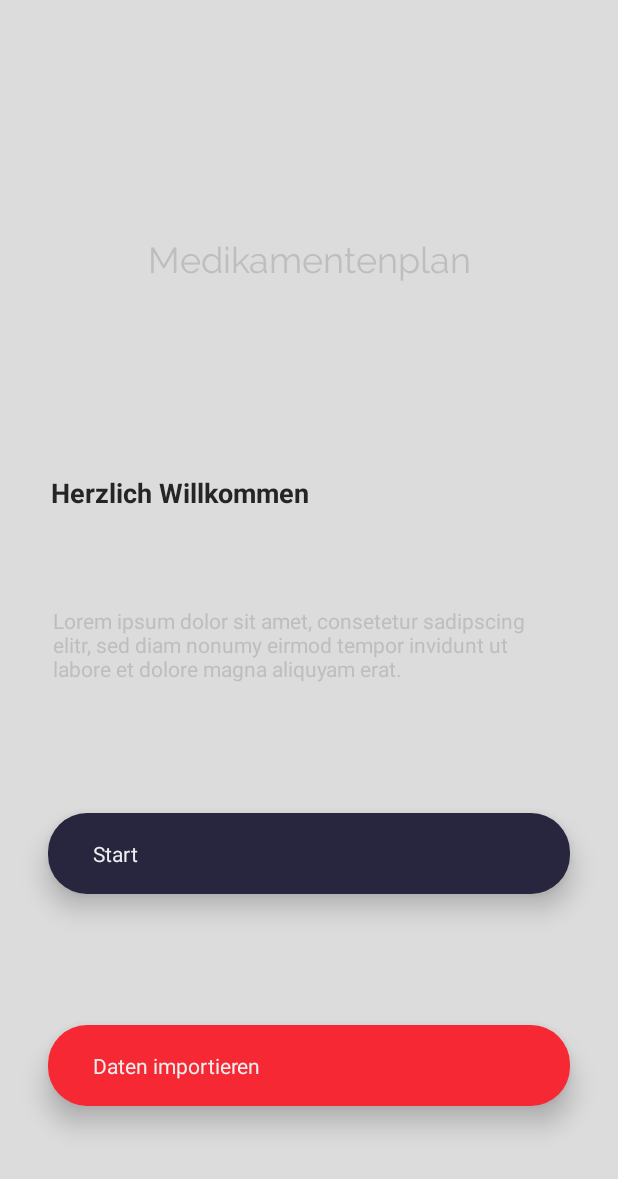
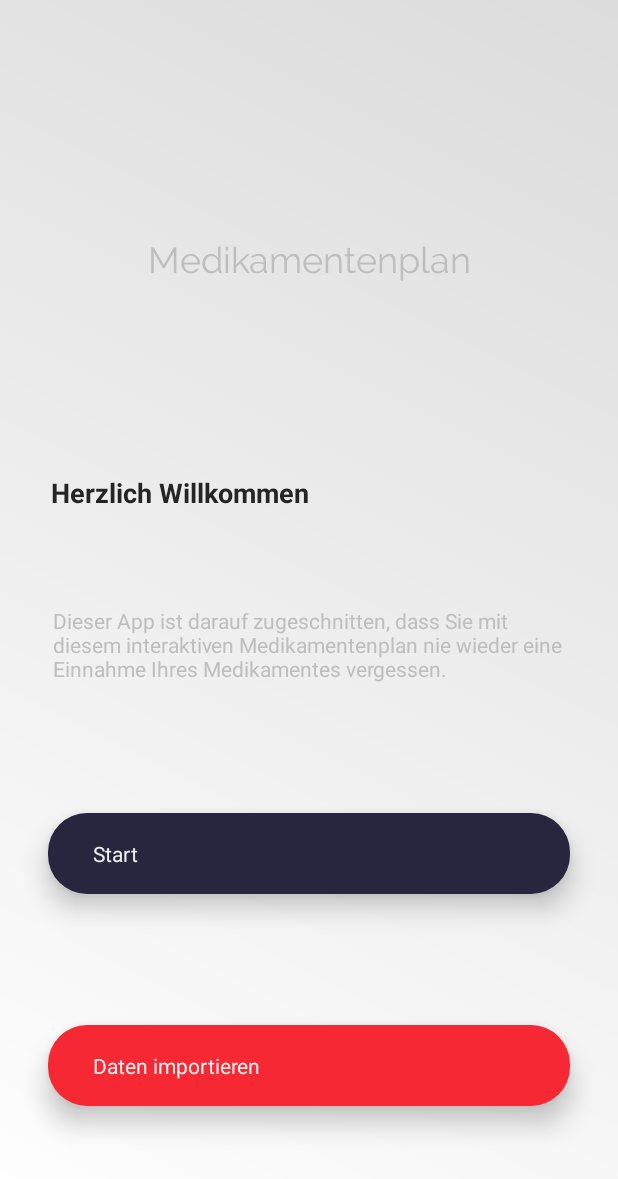
Before and after one commit to S-Eggers/MediAppSoSe2020, an Android app: the screen it shows after launch (StartActivity), on a phone screen of 412 x 824 dp. Shown: the top 1179 px of the screen. Run offline under Robolectric (Android 15) with nearby library versions, the phone set to English and light mode, and no system bars.

Commit message:
Style update, Notifications klappen immer noch nicht

```diff
--- a/src/main/res/drawable-mdpi/rounded_corner.xml
+++ b/src/main/res/drawable-mdpi/rounded_corner.xml
@@ -2,9 +2,9 @@
 <shape xmlns:android="http://schemas.android.com/apk/res/android"
     android:shape="rectangle">
     <gradient
-        android:startColor="#ffffff"
-        android:endColor="#ffffff"
-        android:angle="270"/>
+        android:startColor="#DCDCDC"
+        android:endColor="#FFFFFF"
+        android:angle="90"/>
 
     <corners
         android:topLeftRadius="26dp"
--- /dev/null
+++ b/src/main/res/drawable-xhdpi/gradient_grey.xml
@@ -0,0 +1,11 @@
+<?xml version="1.0" encoding="utf-8"?>
+<shape xmlns:android="http://schemas.android.com/apk/res/android" android:shape="rectangle" >
+    <gradient
+        android:startColor="#DCDCDC"
+        android:endColor="#FFFFFF"
+        android:angle="225"/>
+    <corners
+        android:radius="0dp"/>
+
+    <!-- android:centerColor="#D6D6D6" -->
+</shape>
--- a/src/main/res/layout/activity_add.xml
+++ b/src/main/res/layout/activity_add.xml
@@ -4,6 +4,7 @@
     xmlns:tools="http://schemas.android.com/tools"
     android:layout_width="match_parent"
     android:layout_height="match_parent"
+    android:background="@drawable/gradient_grey"
     tools:context="com.sebastian_eggers.MediApp.Activities.AddActivity">
 
     <ScrollView
@@ -71,7 +72,6 @@
                 android:layout_height="wrap_content"
                 android:layout_marginBottom="24dp"
                 android:background="@drawable/four_rounded_corner"
-                android:backgroundTint="@drawable/four_rounded_corner"
                 android:backgroundTintMode="add"
                 android:elevation="10dp"
                 android:text="@string/drug_add_time" />
--- a/src/main/res/layout/activity_import.xml
+++ b/src/main/res/layout/activity_import.xml
@@ -4,6 +4,7 @@
     xmlns:tools="http://schemas.android.com/tools"
     android:layout_width="match_parent"
     android:layout_height="match_parent"
+    android:background="@drawable/gradient_grey"
     tools:context=".Activities.ImportActivity">
 
     <LinearLayout
--- a/src/main/res/layout/activity_start.xml
+++ b/src/main/res/layout/activity_start.xml
@@ -5,7 +5,7 @@
     android:layout_width="match_parent"
     android:layout_height="match_parent"
     android:theme="@android:style/Theme.NoTitleBar"
-    android:background="#DCDCDC"
+    android:background="@drawable/gradient_grey"
     tools:context=".Activities.StartActivity">
 
     <TextView
--- a/src/main/res/values/strings.xml
+++ b/src/main/res/values/strings.xml
@@ -2,7 +2,7 @@
     <string name="app_name">Medikamentenplan</string>
 
     <string name="headline">Herzlich Willkommen</string>
-    <string name="paragraph">Lorem ipsum dolor sit amet, consetetur sadipscing elitr, sed diam nonumy eirmod tempor invidunt ut labore et dolore magna aliquyam erat.</string>
+    <string name="paragraph">Dieser App ist darauf zugeschnitten, dass Sie mit diesem interaktiven Medikamentenplan nie wieder eine Einnahme Ihres Medikamentes vergessen.</string>
     <string name="placeholder">Platzhalter</string>
 
     <string name="export">Daten exportieren</string>
```
Also changed, not shown: src/main/java/com/sebastian_eggers/MediApp/Helper/DrugDBHelper.java (+29 -7 lines).
